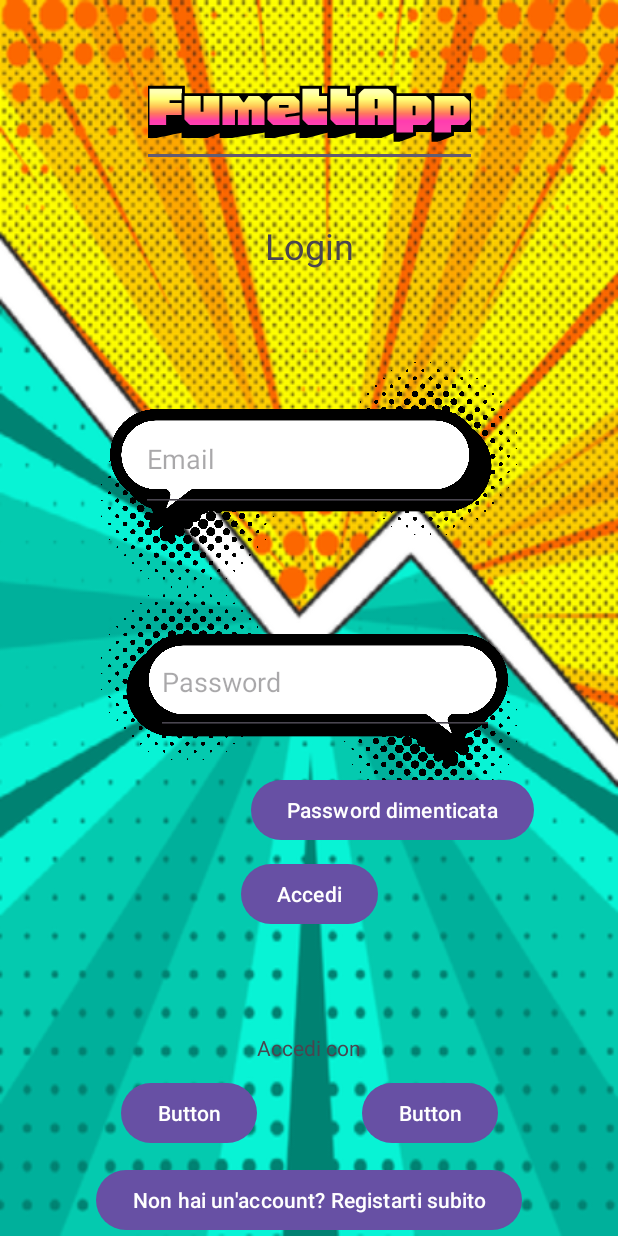
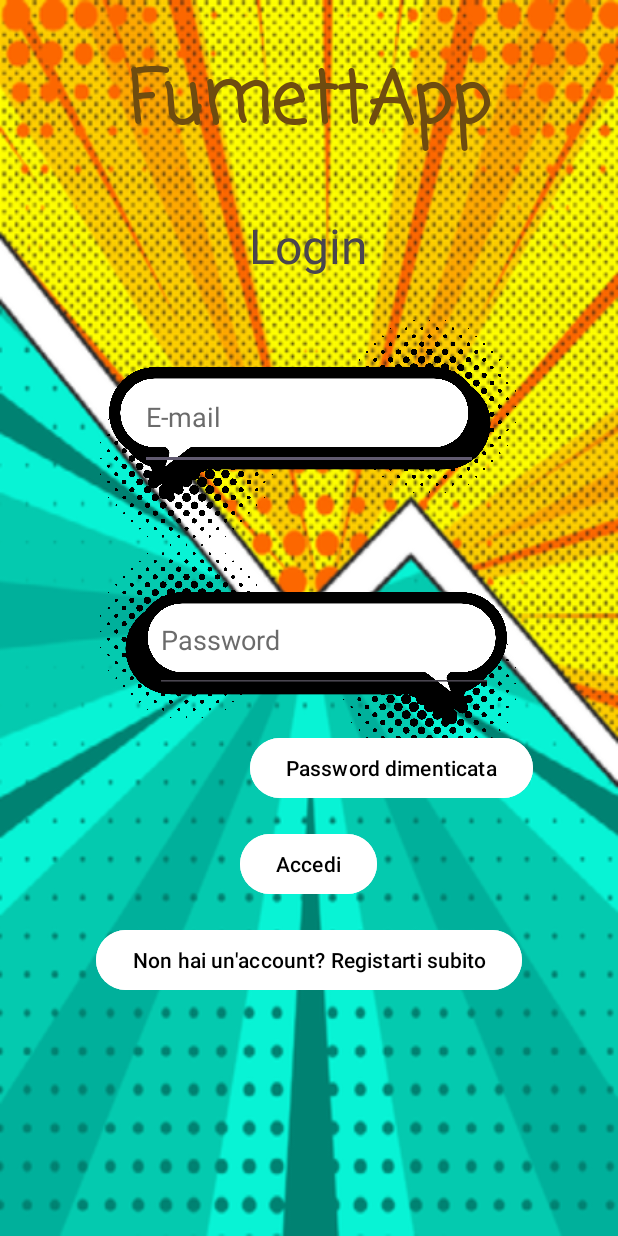
Before and after one commit to corideli/FumettApp, an Android app: the screen it shows after launch (LoginActivity), on a phone screen of 412 x 824 dp. Run offline under Robolectric (Android 15) with nearby library versions, the phone set to English and light mode, and no system bars; our stand-ins replace Firebase (no records; nobody signed in at launch, a user with empty details on screens opened directly).

Commit message:
Modifiche layout e nuove activity

```diff
--- a/app/src/main/AndroidManifest.xml
+++ b/app/src/main/AndroidManifest.xml
@@ -23,13 +23,11 @@
             android:exported="true">
             <intent-filter>
                 <action android:name="android.intent.action.MAIN" />
-
                 <category android:name="android.intent.category.LAUNCHER" />
             </intent-filter>
         </activity>
-        <activity
-            android:name=".HomeActivity"
-            android:exported="true" />
+
+
     </application>
 
 </manifest>
--- a/app/src/main/java/it/insubria/fumettapp/LoginActivity.kt
+++ b/app/src/main/java/it/insubria/fumettapp/LoginActivity.kt
@@ -3,6 +3,7 @@ package it.insubria.fumettapp
 import android.os.Bundle
 import androidx.appcompat.app.AppCompatActivity
 import android.content.Intent
+import android.view.WindowManager
 import android.widget.Toast
 import com.google.firebase.auth.FirebaseAuth
 import it.insubria.fumettapp.databinding.ActivityLoginBinding
@@ -13,6 +14,11 @@ class LoginActivity : AppCompatActivity() {
     private lateinit var firebaseAuth: FirebaseAuth
     override fun onCreate(savedInstanceState: Bundle?) {
         super.onCreate(savedInstanceState)
+        window.setFlags(
+            WindowManager.LayoutParams.FLAG_LAYOUT_NO_LIMITS,
+            WindowManager.LayoutParams.FLAG_LAYOUT_NO_LIMITS
+        )
+        setContentView(R.layout.activity_login)
 
         binding = ActivityLoginBinding.inflate(layoutInflater)
         setContentView(binding.root)
@@ -24,12 +30,6 @@ class LoginActivity : AppCompatActivity() {
             startActivity(intent)
         }
 
-        /* collegare il pulsante di password dimenticata a nuovo fragment che inv ia mail all'utente con campo di cambio psw
-        binding.btnPswDim.setOnClickListener {
-            val intent = Intent(this, RegisterActivity::class.java)
-            startActivity(intent)
-        }*/
-
         binding.btnAccedi.setOnClickListener {
             val email = binding.editTextTextEmailAddress.text.toString()
             val pass = binding.editTextTextPassword.text.toString()
@@ -38,7 +38,7 @@ class LoginActivity : AppCompatActivity() {
 
                 firebaseAuth.signInWithEmailAndPassword(email, pass).addOnCompleteListener {
                     if (it.isSuccessful) {
-                        val intent = Intent(this, HomeActivity::class.java)
+                        val intent = Intent(this, MainActivity::class.java)
                         startActivity(intent)
                     } else {
                         Toast.makeText(this, "Utente non registrato, verifica le credenziali", Toast.LENGTH_SHORT).show()
@@ -50,12 +50,18 @@ class LoginActivity : AppCompatActivity() {
 
             }
         }
+
+        /* collegare il pulsante di password dimenticata a nuovo fragment che inv ia mail all'utente con campo di cambio psw*/
+        binding.btnPswDim.setOnClickListener {
+            val intent = Intent(this, RegisterActivity::class.java)
+            startActivity(intent)
+        }
     }
 
     override fun onStart() {
         super.onStart()
         if (firebaseAuth.currentUser != null) {
-            val intent = Intent(this, HomeActivity::class.java)
+            val intent = Intent(this, MainActivity::class.java)
             startActivity(intent)
         }
     }
--- a/app/src/main/res/layout/activity_login.xml
+++ b/app/src/main/res/layout/activity_login.xml
@@ -5,30 +5,45 @@
     android:id="@+id/main"
     android:layout_width="match_parent"
     android:layout_height="match_parent"
-    android:background="@drawable/sfondologin"
+    android:background= "@drawable/sfondologin"
+    android:fitsSystemWindows="true"
     tools:context=".LoginActivity">
 
-    <EditText
-        android:id="@+id/titolo"
+    <TextView
+        android:id="@+id/tvTitolo"
         android:layout_width="wrap_content"
         android:layout_height="wrap_content"
         android:layout_marginTop="32dp"
-        android:fontFamily="@font/honkregular"
-        android:fontFeatureSettings="@string/titolo"
-        android:text="FumettApp"
+        android:fontFamily="casual"
+        android:text="@string/titolo"
+        android:textColor="#6E4C10"
         android:textSize="48sp"
+        android:textStyle="bold"
         app:layout_constraintEnd_toEndOf="parent"
         app:layout_constraintStart_toStartOf="parent"
         app:layout_constraintTop_toTopOf="parent" />
+
+    <TextView
+        android:id="@+id/tvLogin"
+        android:layout_width="wrap_content"
+        android:layout_height="wrap_content"
+        android:layout_marginTop="36dp"
+        android:text="@string/login"
+        android:textSize="32sp"
+        app:layout_constraintEnd_toEndOf="parent"
+        app:layout_constraintHorizontal_bias="0.498"
+        app:layout_constraintStart_toStartOf="parent"
+        app:layout_constraintTop_toBottomOf="@+id/tvTitolo" />
 
     <androidx.constraintlayout.widget.ConstraintLayout
         android:id="@+id/layoutLogin"
         android:layout_width="wrap_content"
         android:layout_height="wrap_content"
-        app:layout_constraintBottom_toTopOf="@+id/constraintLayout2"
+        android:layout_marginTop="28dp"
         app:layout_constraintEnd_toEndOf="parent"
+        app:layout_constraintHorizontal_bias="0.495"
         app:layout_constraintStart_toStartOf="parent"
-        app:layout_constraintTop_toBottomOf="@+id/log">
+        app:layout_constraintTop_toBottomOf="@+id/tvLogin">
 
         <ImageView
             android:id="@+id/imageView4"
@@ -39,6 +54,21 @@
             app:layout_constraintStart_toStartOf="parent"
             app:layout_constraintTop_toTopOf="parent"
             app:srcCompat="@drawable/sfondoemail" />
+
+        <EditText
+            android:id="@+id/editTextTextEmailAddress"
+            android:layout_width="225dp"
+            android:layout_height="70dp"
+            android:ems="10"
+            android:hint="@string/e_mail"
+            android:inputType="textEmailAddress"
+            android:textColorHint="#CC464646"
+            app:layout_constraintBottom_toBottomOf="@+id/imageView4"
+            app:layout_constraintEnd_toEndOf="@+id/imageView4"
+            app:layout_constraintHorizontal_bias="0.506"
+            app:layout_constraintStart_toStartOf="@+id/imageView4"
+            app:layout_constraintTop_toTopOf="@+id/imageView4"
+            app:layout_constraintVertical_bias="0.375" />
 
         <ImageView
             android:id="@+id/imageView5"
@@ -51,26 +81,13 @@
             app:srcCompat="@drawable/sfondopassword" />
 
         <EditText
-            android:id="@+id/editTextTextEmailAddress"
-            android:layout_width="225dp"
-            android:layout_height="70dp"
-            android:ems="10"
-            android:hint="Email"
-            android:inputType="textEmailAddress"
-            app:layout_constraintBottom_toBottomOf="@+id/imageView4"
-            app:layout_constraintEnd_toEndOf="@+id/imageView4"
-            app:layout_constraintHorizontal_bias="0.506"
-            app:layout_constraintStart_toStartOf="@+id/imageView4"
-            app:layout_constraintTop_toTopOf="@+id/imageView4"
-            app:layout_constraintVertical_bias="0.375" />
-
-        <EditText
             android:id="@+id/editTextTextPassword"
             android:layout_width="225dp"
             android:layout_height="70dp"
             android:ems="10"
-            android:hint="Password"
+            android:hint="@string/password"
             android:inputType="textPassword"
+            android:textColorHint="#CC464646"
             app:layout_constraintBottom_toBottomOf="@+id/imageView5"
             app:layout_constraintEnd_toEndOf="@+id/imageView5"
             app:layout_constraintHorizontal_bias="0.64"
@@ -82,8 +99,10 @@
             android:id="@+id/btnPswDim"
             android:layout_width="wrap_content"
             android:layout_height="wrap_content"
-            android:layout_marginBottom="8dp"
-            android:text="Password dimenticata"
+            android:layout_marginBottom="16dp"
+            android:backgroundTint="#FFFFFF"
+            android:text="@string/password_dimenticata"
+            android:textColor="#000000"
             app:layout_constraintBottom_toTopOf="@+id/btnAccedi"
             app:layout_constraintEnd_toEndOf="@+id/imageView5"
             app:layout_constraintHorizontal_bias="1.0"
@@ -93,74 +112,29 @@
             android:id="@+id/btnAccedi"
             android:layout_width="wrap_content"
             android:layout_height="wrap_content"
-            android:layout_marginBottom="8dp"
-            android:text="Accedi"
-            app:layout_constraintBottom_toBottomOf="parent"
+            android:layout_marginBottom="16dp"
+            android:backgroundTint="#FFFFFF"
+            android:text="@string/accedi"
+            android:textColor="#000000"
+            app:layout_constraintBottom_toTopOf="@+id/btnRegistrazione"
             app:layout_constraintEnd_toEndOf="parent"
             app:layout_constraintHorizontal_bias="0.501"
             app:layout_constraintStart_toStartOf="parent" />
 
-    </androidx.constraintlayout.widget.ConstraintLayout>
-
-    <androidx.constraintlayout.widget.ConstraintLayout
-        android:id="@+id/constraintLayout2"
-        android:layout_width="wrap_content"
-        android:layout_height="wrap_content"
-        app:layout_constraintBottom_toTopOf="@+id/btnRegistrazione"
-        app:layout_constraintEnd_toEndOf="parent"
-        app:layout_constraintStart_toStartOf="parent">
-
         <Button
-            android:id="@+id/button2"
+            android:id="@+id/btnRegistrazione"
             android:layout_width="wrap_content"
             android:layout_height="wrap_content"
-            android:text="Button"
-            app:layout_constraintBottom_toBottomOf="parent"
-            app:layout_constraintEnd_toStartOf="@+id/textView3"
-            app:layout_constraintStart_toStartOf="parent"
-            app:layout_constraintTop_toBottomOf="@+id/textView3" />
-
-        <Button
-            android:id="@+id/button3"
-            android:layout_width="wrap_content"
-            android:layout_height="wrap_content"
-            android:text="Button"
+            android:layout_marginBottom="16dp"
+            android:backgroundTint="#FFFFFF"
+            android:text="@string/no_Account"
+            android:textColor="#000000"
             app:layout_constraintBottom_toBottomOf="parent"
             app:layout_constraintEnd_toEndOf="parent"
-            app:layout_constraintStart_toEndOf="@+id/textView3"
-            app:layout_constraintTop_toBottomOf="@+id/textView3" />
+            app:layout_constraintHorizontal_bias="0.533"
+            app:layout_constraintStart_toStartOf="parent" />
 
-        <TextView
-            android:id="@+id/textView3"
-            android:layout_width="wrap_content"
-            android:layout_height="wrap_content"
-            android:layout_marginBottom="68dp"
-            android:text="Accedi con"
-            app:layout_constraintBottom_toBottomOf="parent"
-            app:layout_constraintEnd_toEndOf="parent"
-            app:layout_constraintHorizontal_bias="0.498"
-            app:layout_constraintStart_toStartOf="parent" />
     </androidx.constraintlayout.widget.ConstraintLayout>
-
-    <TextView
-        android:id="@+id/log"
-        android:layout_width="wrap_content"
-        android:layout_height="wrap_content"
-        android:layout_marginTop="36dp"
-        android:text="Login"
-        android:textSize="24sp"
-        app:layout_constraintEnd_toEndOf="parent"
-        app:layout_constraintStart_toStartOf="parent"
-        app:layout_constraintTop_toBottomOf="@+id/titolo" />
-
-    <Button
-        android:id="@+id/btnRegistrazione"
-        android:layout_width="wrap_content"
-        android:layout_height="wrap_content"
-        android:text="Non hai un'account? Registarti subito"
-        app:layout_constraintBottom_toBottomOf="parent"
-        app:layout_constraintEnd_toEndOf="parent"
-        app:layout_constraintStart_toStartOf="parent" />
 
 
 </androidx.constraintlayout.widget.ConstraintLayout>
--- a/app/src/main/res/layout/fragment_libreria.xml
+++ b/app/src/main/res/layout/fragment_libreria.xml
@@ -9,6 +9,6 @@
     <TextView
         android:layout_width="match_parent"
         android:layout_height="match_parent"
-        android:text="@string/hello_blank_fragment" />
+        android:text="" />
 
 </FrameLayout>
--- a/app/src/main/res/values-night/themes.xml
+++ b/app/src/main/res/values-night/themes.xml
@@ -1,8 +1,7 @@
 <resources xmlns:tools="http://schemas.android.com/tools">
     <!-- Base application theme. -->
     <style name="Base.Theme.FumettApp" parent="Theme.Material3.DayNight.NoActionBar">
-        <!-- Customize your dark theme here. -->
-        <!-- <item name="colorPrimary">@color/my_dark_primary</item> -->
+        <item name="android:statusBarColor"
+            >@android:color/transparent</item>
     </style>
-
 </resources>
--- a/app/src/main/res/values/strings.xml
+++ b/app/src/main/res/values/strings.xml
@@ -1,6 +1,11 @@
 <resources>
     <string name="app_name">FumettApp</string>
     <string name="titolo">FumettApp</string>
-    <!-- TODO: Remove or change this placeholder text -->
-    <string name="hello_blank_fragment">Hello blank fragment</string>
+    <string name="login">Login</string>
+    <string name="no_Account">Non hai un\'account? Registarti subito</string>
+    <string name="accedi">Accedi</string>
+    <string name="password_dimenticata">Password dimenticata</string>
+    <string name="e_mail">E-mail</string>
+    <string name="password">Password</string>
+    <string name="registrazione">Registrazione</string>
 </resources>
--- a/app/src/main/res/values/themes.xml
+++ b/app/src/main/res/values/themes.xml
@@ -1,7 +1,7 @@
 <resources xmlns:tools="http://schemas.android.com/tools">
     <!-- Base application theme. -->
     <style name="Base.Theme.FumettApp" parent="Theme.Material3.DayNight.NoActionBar">
-        <!-- Customize your light theme here. -->
-        <!-- <item name="colorPrimary">@color/my_light_primary</item> -->
+        <item name="android:statusBarColor"
+            >@android:color/transparent</item>
     </style>
 </resources>
```
Also changed, not shown: app/src/main/java/it/insubria/fumettapp/PasswordDimenticata.kt (added, +59 -0 lines), app/src/main/res/layout/activity_register.xml (+17 -10 lines), app/src/main/res/layout/fragment_password_dimenticata.xml (added, +51 -0 lines), app/src/main/res/font/bungeeshade.ttf (added).
